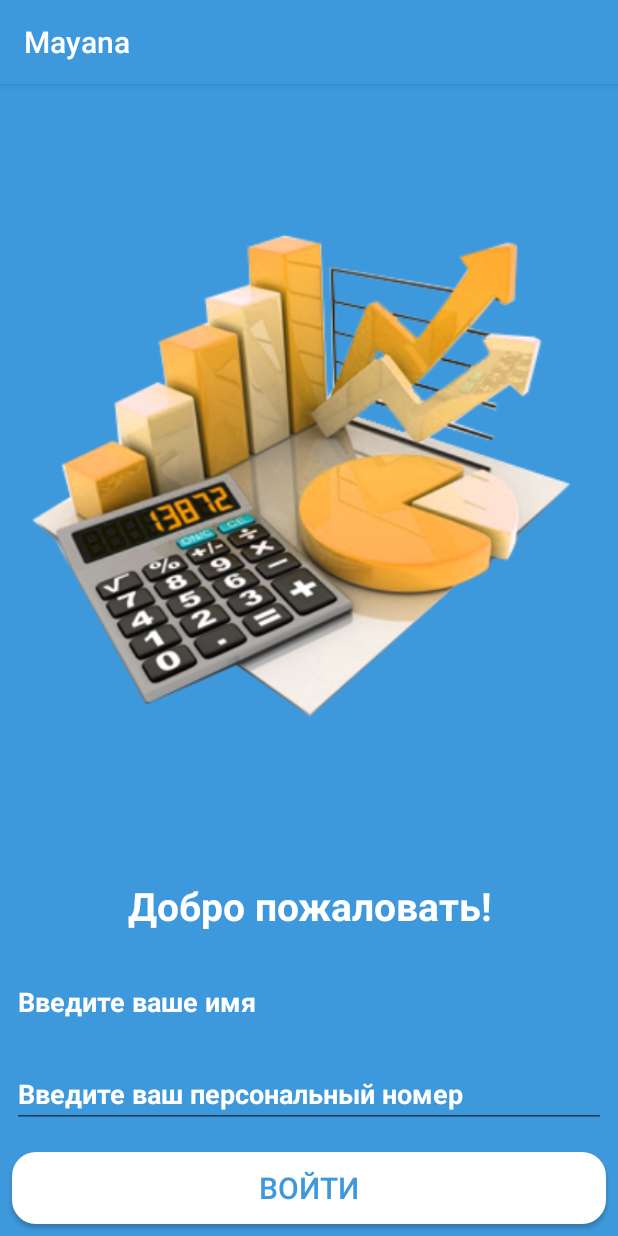
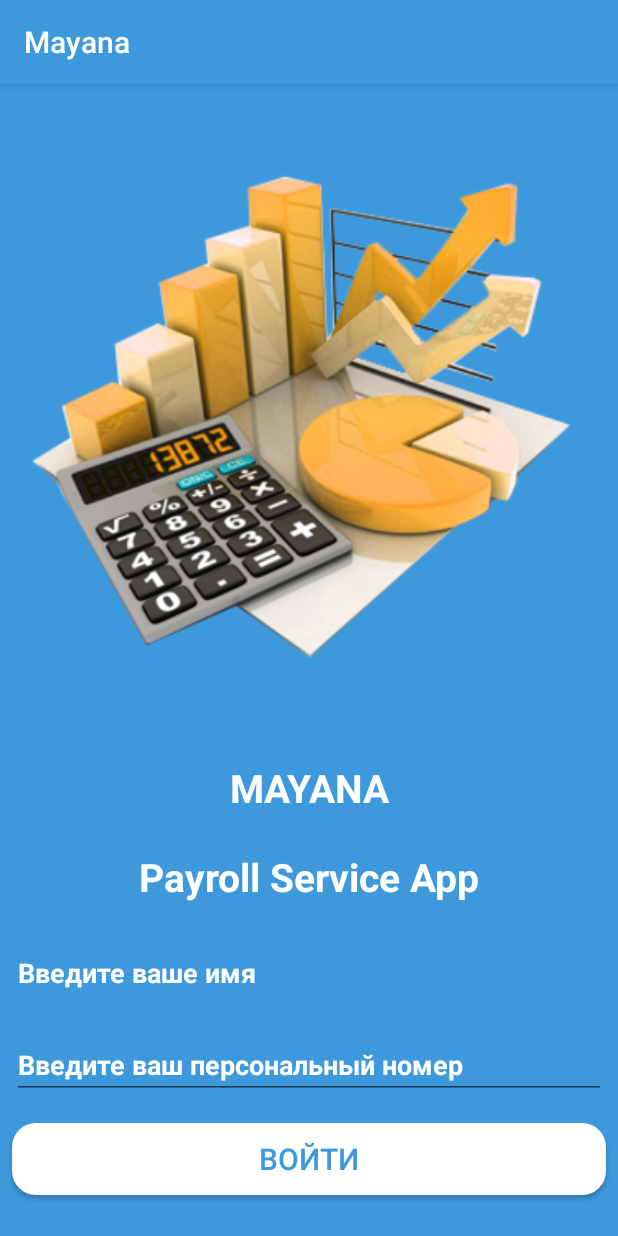
Before and after one commit to razzmed/Mayana, an Android app: the screen it shows after launch (StartActivity), on a phone screen of 412 x 824 dp. Run offline under Robolectric (Android 15) with nearby library versions, the phone set to English and light mode, and no system bars; our stand-ins replace Room's generated code.

Commit message:
activity view pdf xml

```diff
--- a/app/src/main/AndroidManifest.xml
+++ b/app/src/main/AndroidManifest.xml
@@ -1,6 +1,8 @@
 <?xml version="1.0" encoding="utf-8"?>
 <manifest xmlns:android="http://schemas.android.com/apk/res/android"
     package="com.example.mayana">
+    <uses-permission android:name="android.permission.INTERNET"/>
+    <uses-permission android:name="android.permission.ACCESS_NETWORK_STATE"/>
 
     <application
         android:name=".App"
--- a/app/src/main/java/com/example/mayana/AddNoteActivity.java
+++ b/app/src/main/java/com/example/mayana/AddNoteActivity.java
@@ -73,10 +73,10 @@ public class AddNoteActivity extends AppCompatActivity {
             String personalDeduction = spinnerPersonalDeduction.getSelectedItem().toString();
             monthSalary = Integer.parseInt(employerSalary);
             bonus = Integer.parseInt(employerBonus);
-            double taxSalaryMain = (((monthSalary + bonus) - (monthSalary + bonus) * 0.1) - 650) * 0.1;
+            double taxSalaryMain = (((monthSalary + bonus) - ((monthSalary + bonus) * 0.1) - 650) * 0.1);
             double resultMain = ((monthSalary + bonus) - ((monthSalary + bonus) * 0.1)) - taxSalaryMain;
 
-            double taxSalaryComb = (((monthSalary + bonus) - ((monthSalary + bonus) * 0.1))) * 0.1;
+            double taxSalaryComb = ((monthSalary + bonus) - ((monthSalary + bonus) * 0.1)) * 0.1;
             double resultComb = (monthSalary + bonus) - ((monthSalary + bonus) * 0.1) - taxSalaryComb;
 
 
--- a/app/src/main/java/com/example/mayana/StartActivity.java
+++ b/app/src/main/java/com/example/mayana/StartActivity.java
@@ -1,15 +1,14 @@
 package com.example.mayana;
 
-import android.app.Activity;
 import android.content.Intent;
 import android.os.Bundle;
 import android.view.View;
 import android.widget.EditText;
 import android.widget.Toast;
-
 import androidx.appcompat.app.AppCompatActivity;
 
 public class StartActivity extends AppCompatActivity {
+
 
     private EditText editTextName;
     private EditText editTextPassword;
@@ -19,8 +18,11 @@ public class StartActivity extends AppCompatActivity {
         super.onCreate(savedInstanceState);
         setContentView(R.layout.activity_start);
 
+
         editTextName = findViewById(R.id.editTextName);
         editTextPassword = findViewById(R.id.editTextPassword);
+
+
     }
 
     public void onClickEnter(View view) {
--- a/app/src/main/res/layout/activity_start.xml
+++ b/app/src/main/res/layout/activity_start.xml
@@ -19,12 +19,23 @@
         app:srcCompat="@drawable/ic_start" />
 
     <TextView
-        android:id="@+id/textViewWelcome"
         android:layout_width="match_parent"
         android:layout_height="wrap_content"
         android:layout_marginBottom="16dp"
         android:layout_marginTop="8dp"
-        android:text="@string/welcome"
+        android:text="@string/app_name"
+        android:textAllCaps="true"
+        android:textColor="@color/white"
+        android:textStyle="bold"
+        android:textSize="26sp"
+        android:gravity="center" />
+
+    <TextView
+        android:layout_width="match_parent"
+        android:layout_height="wrap_content"
+        android:layout_marginBottom="16dp"
+        android:layout_marginTop="8dp"
+        android:text="@string/app_payroll_service"
         android:textColor="@color/white"
         android:textStyle="bold"
         android:textSize="26sp"
@@ -51,7 +62,7 @@
         android:textStyle="bold" />
 
     <Button
-        android:id="@+id/buttonCreateOrder"
+        android:id="@+id/buttonEnter"
         android:layout_width="match_parent"
         android:layout_height="wrap_content"
         android:layout_margin="8dp"
@@ -61,4 +72,9 @@
         android:textColor="@color/colorAccent"
         android:onClick="onClickEnter"/>
 
+    <TextView
+        android:layout_width="match_parent"
+        android:layout_height="wrap_content" />
+
+
 </LinearLayout>
--- a/build.gradle
+++ b/build.gradle
@@ -5,7 +5,8 @@ buildscript {
         jcenter()
     }
     dependencies {
-        classpath "com.android.tools.build:gradle:4.0.1"
+        classpath "com.android.tools.build:gradle:4.0.2"
+        classpath 'com.google.gms:google-services:4.3.8'
 
         // NOTE: Do not place your application dependencies here; they belong
         // in the individual module build.gradle files
@@ -16,6 +17,9 @@ allprojects {
     repositories {
         google()
         jcenter()
+        maven {
+            url 'https://maven.google.com'
+        }
     }
 }
 
```
Also changed, not shown: app/build.gradle (+17 -2 lines), app/src/main/java/com/example/mayana/MainActivity.java (+0 -11 lines), app/src/main/java/com/example/mayana/SendInfoActivity.java (+0 -44 lines), app/src/main/res/values/strings.xml (+7 -6 lines), 1 other file.
